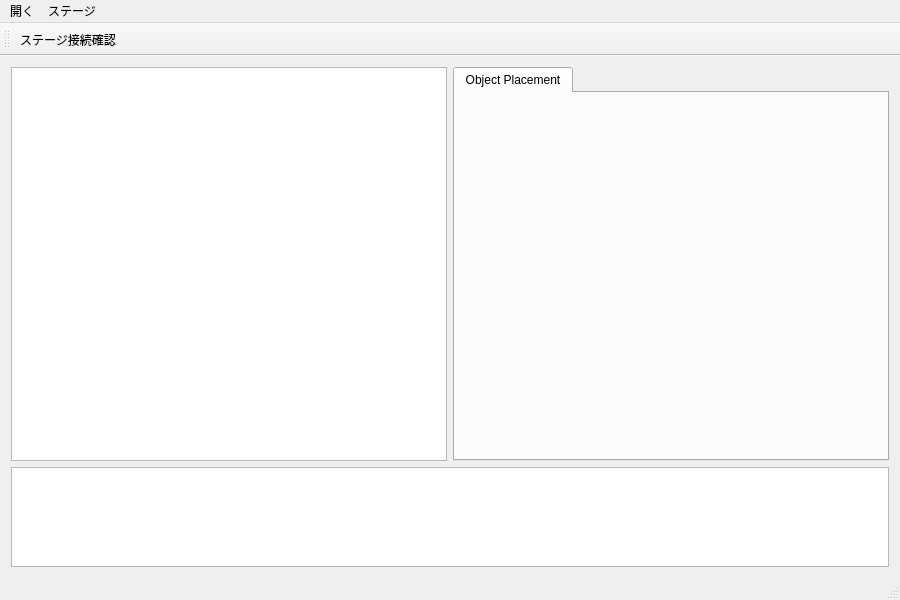
This is mainwindow.ui in MaruoLab2015/5AxisFabricationApplication as Qt 5 draws it before an edit. The edited form follows.
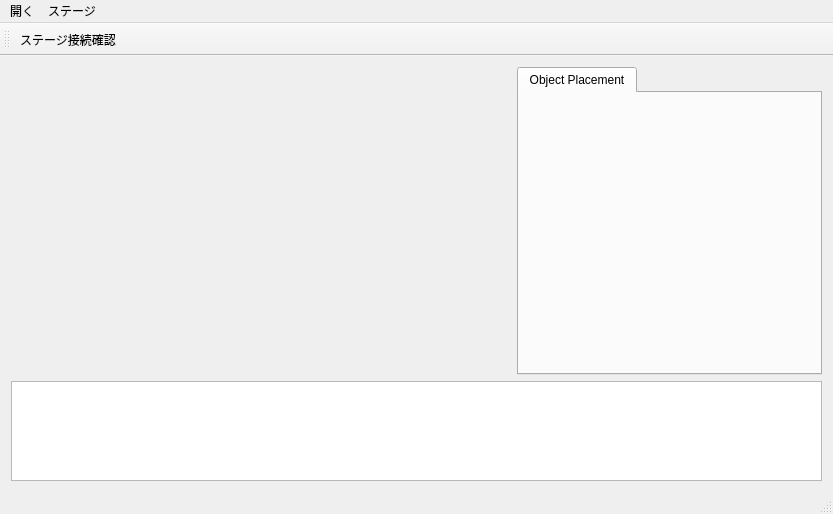
This is the edited form. Custom widgets are drawn as their Qt base class.

```diff
--- a/mainwindow.ui
+++ b/mainwindow.ui
@@ -6,8 +6,8 @@
    <rect>
     <x>0</x>
     <y>0</y>
-    <width>900</width>
-    <height>600</height>
+    <width>833</width>
+    <height>514</height>
    </rect>
   </property>
   <property name="windowTitle">
@@ -20,7 +20,14 @@
       <item>
        <layout class="QHBoxLayout" name="horizontalLayout">
         <item>
-         <widget class="QGraphicsView" name="graphicsView"/>
+         <widget class="GraphicsWidget" name="graphicWidget" native="true">
+          <property name="minimumSize">
+           <size>
+            <width>500</width>
+            <height>200</height>
+           </size>
+          </property>
+         </widget>
         </item>
         <item>
          <widget class="QTabWidget" name="tabWidget">
@@ -61,7 +68,7 @@
     <rect>
      <x>0</x>
      <y>0</y>
-     <width>900</width>
+     <width>833</width>
      <height>22</height>
     </rect>
    </property>
@@ -125,6 +132,14 @@
   </action>
  </widget>
  <layoutdefault spacing="6" margin="11"/>
+ <customwidgets>
+  <customwidget>
+   <class>GraphicsWidget</class>
+   <extends>QWidget</extends>
+   <header>graphicswidget.h</header>
+   <container>1</container>
+  </customwidget>
+ </customwidgets>
  <resources/>
  <connections/>
 </ui>
```
